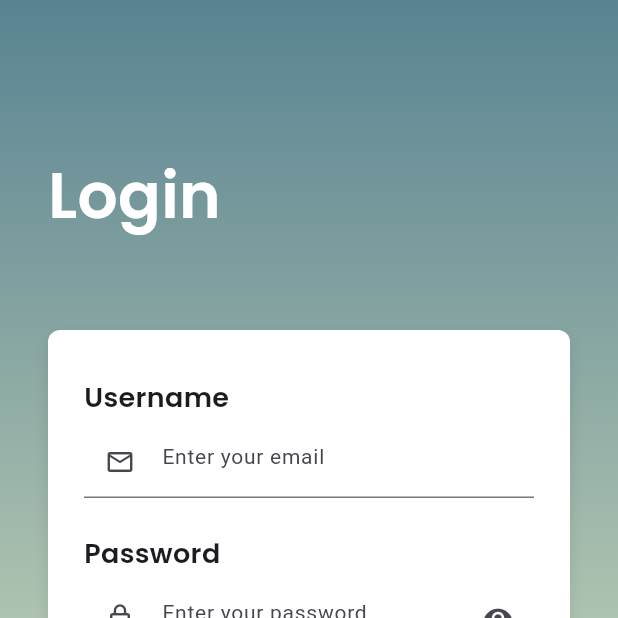
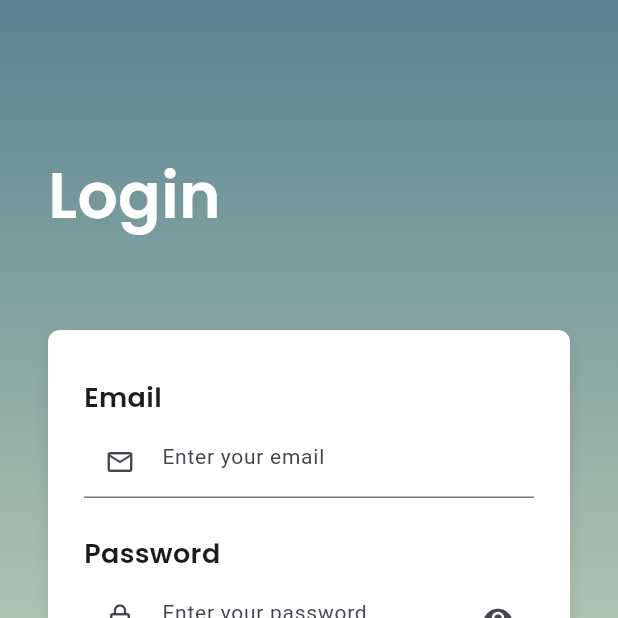
Before and after one commit to lbrown169/Codennect, a Flutter app: the screen it shows after launch, after a tap on "Sign In", on a phone screen of 412 x 824 dp, the top half of it. Run offline on Flutter 3.47's test engine with Material 3 defaults, Android fonts, the phone set to English and light mode, and no system bars; our stand-ins replace google_fonts, shared_preferences; network calls fail.

Commit message:
Login cookie stuff

```diff
--- a/mobile/lib/integration/login_call.dart
+++ b/mobile/lib/integration/login_call.dart
@@ -1,29 +1,55 @@
 import 'dart:convert';
-import 'package:http/http.dart' as http;
+import 'dart:io';
+
+import 'package:html/dom.dart';
+import 'package:html/parser.dart' as parser;
 
 class LoginCall {
   Future<Map<String, dynamic>> loginUser(String email, String password) async {
-    // For normal request using emulator
-    const url = 'http://10.0.2.2:5001/api/login';
+    const url = 'http://cop4331.tech/api/login';
+    final uri = Uri.parse(url);
 
-    // For request using real device
-    //const url = 'http://10.32.98.83:5001/api/login';
+    HttpClient client = HttpClient();
+    HttpClientRequest request = await client.postUrl(uri);
 
-    // URL USING NGROCK FOR WHEN AT UCF
-    //const url = 'https://49c0-132-170-212-55.ngrok-free.app/api/login';
+    request.headers.set('Content-Type', 'application/json');
+    request.add(utf8.encode(jsonEncode({'email': email, 'password': password})));
 
-    final response = await http.post(
-      Uri.parse(url),
-      headers: {'Content-Type': 'application/json'},
-      body: jsonEncode({'email': email, 'password': password}),
-    );
+    HttpClientResponse response = await request.close();
+    final responseBody = await response.transform(utf8.decoder).join();
+    final data = jsonDecode(responseBody);
 
-    final data = jsonDecode(response.body);
+    final cookies = response.cookies;
 
     if (response.statusCode == 200) {
-      return {'success': true, 'id': data['id'], 'name': data['name']};
+      return {
+        'success': true,
+        'id': data['id'],
+        'name': data['name'],
+        'cookies': cookies,
+      };
     } else {
-      return {'success': false, 'error': data['error']};
+      return {
+        'success': false,
+        'error': data['error'],
+      };
     }
   }
 }
+
+// You can keep parseHtml right here
+Future<void> parseHtml(List<Cookie> cookies) async {
+  HttpClient client = HttpClient();
+  HttpClientRequest request =
+      await client.getUrl(Uri.parse("http://www.example.com/"));
+
+  for (final cookie in cookies) {
+    request.cookies.add(cookie);
+  }
+
+  HttpClientResponse response = await request.close();
+  final body = await response.transform(utf8.decoder).join();
+  Document document = parser.parse(body);
+
+  print(document.body?.text); // safer than document.text
+}
--- a/mobile/lib/pages/login_page.dart
+++ b/mobile/lib/pages/login_page.dart
@@ -3,6 +3,8 @@ import 'register_page.dart';
 import '../../integration/login_call.dart';
 import 'home_page.dart';
 import '../../services/session_manager.dart';
+import 'dart:io';
+import '../../services/session_service.dart';
 
 class LoginPage extends StatefulWidget {
   const LoginPage({super.key});
@@ -79,7 +81,7 @@ class _LoginPageState extends State<LoginPage> {
                   children: [
                     // username label and input
                     const Text(
-                      'Username',
+                      'Email',
                       style: TextStyle(
                         fontSize: 18,
                         fontWeight: FontWeight.w600,
@@ -172,6 +174,12 @@ class _LoginPageState extends State<LoginPage> {
                                 userId: email,
                                 userName: password,
                               );
+                              final cookies = result['cookies'] as List<Cookie>;
+                              await parseHtml(cookies);
+                              final sessionId = await SessionService.getSSID();
+                              if (sessionId != null) {
+                                  print("Successfully fetched session ID: $sessionId");
+                              }
                               setState(() {
                                 errorMessage = "";
                               });
```
Also changed, not shown: mobile/lib/services/session_service.dart (added, +26 -0 lines).
